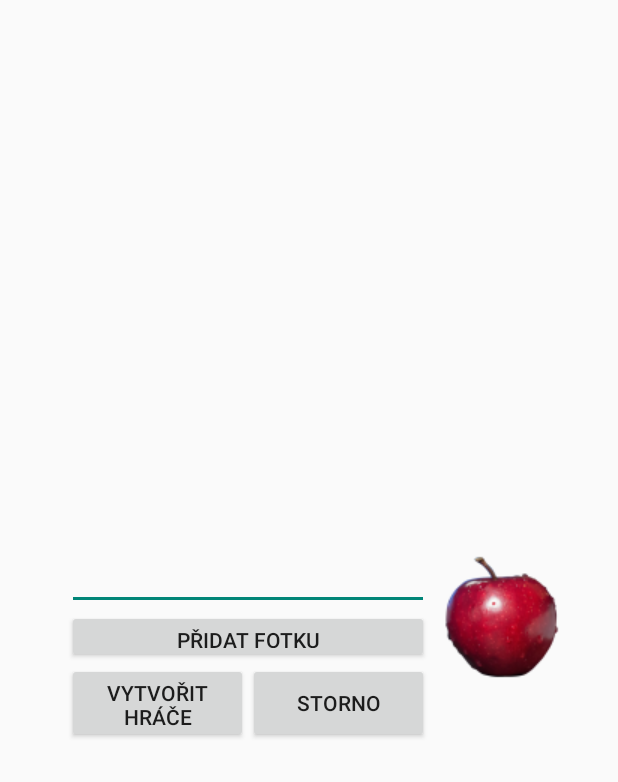
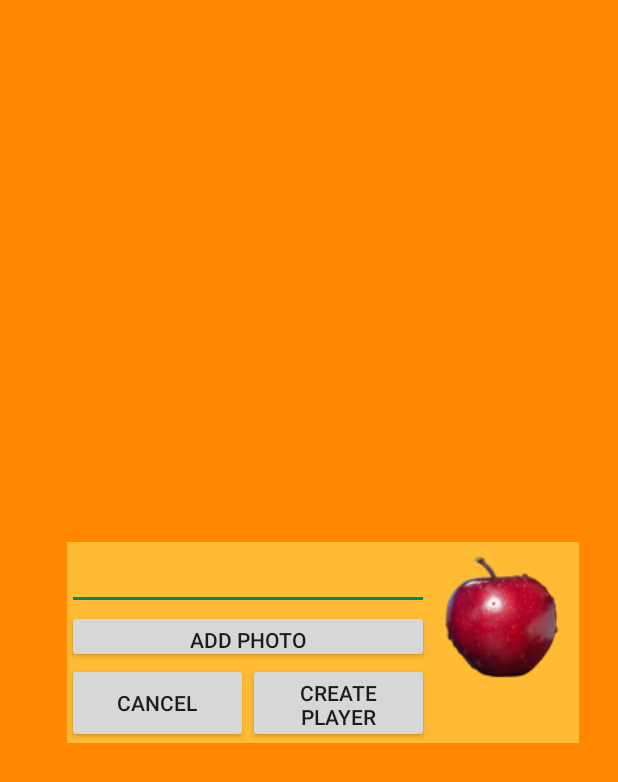
Before and after one commit to theazgra/FruitMatcher, an Android app: the AddPlayer screen opened directly, with no data from a screen before it, on a phone screen of 412 x 824 dp. Shown: the top 782 px of the screen. Run offline under Robolectric (Android 15) with nearby library versions, the light colour scheme and no system bars.

Commit message:
Fixed mix of english and czech labels

```diff
--- a/FruitMatcher/app/src/main/java/com/example/vojtch/fruitmatcher/ExpandableLevelSelectAdapter.java
+++ b/FruitMatcher/app/src/main/java/com/example/vojtch/fruitmatcher/ExpandableLevelSelectAdapter.java
@@ -61,8 +61,8 @@ public class ExpandableLevelSelectAdapter extends BaseExpandableListAdapter {
         TextView orange = (TextView) convertView.findViewById(R.id.lbOrange);
         TextView strawberry = (TextView) convertView.findViewById(R.id.lbStrawberry);
 
-        timeLimit.setText("Časový limit: " + String.valueOf(lvl.getTimeLimit()));
-        tileLimit.setText("Počet políček: " + String.valueOf(lvl.getTileCount()));
+        timeLimit.setText("Time limit: " + String.valueOf(lvl.getTimeLimit()));
+        tileLimit.setText("Tile count: " + String.valueOf(lvl.getTileCount()));
         apple.setText(String.valueOf(lvl.getAppleCount()));
         banana.setText(String.valueOf(lvl.getBananaCount()));
         blueberry.setText(String.valueOf(lvl.getBlueberryCount()));
--- a/FruitMatcher/app/src/main/java/com/example/vojtch/fruitmatcher/GameEngine/Renderer.java
+++ b/FruitMatcher/app/src/main/java/com/example/vojtch/fruitmatcher/GameEngine/Renderer.java
@@ -1,7 +1,6 @@
 package com.example.vojtch.fruitmatcher.GameEngine;
 
 
-import android.content.Context;
 import android.content.res.Resources;
 import android.graphics.Bitmap;
 import android.graphics.Canvas;
@@ -10,7 +9,6 @@ import android.graphics.Paint;
 import android.graphics.Point;
 import android.graphics.Rect;
 import android.graphics.drawable.Drawable;
-import android.support.constraint.ConstraintLayout;
 import android.util.Log;
 
 import com.example.vojtch.fruitmatcher.Database.DatabaseEntity.LevelInfo;
@@ -18,8 +16,6 @@ import com.example.vojtch.fruitmatcher.R;
 
 import java.util.ArrayList;
 import java.util.Random;
-import java.util.concurrent.CompletionService;
-import java.util.logging.Level;
 
 public class Renderer {
 
@@ -203,7 +199,7 @@ public class Renderer {
                     (Constants.QUEST_PANEL_HEIGH/2) + 10.0f, this.textPaint);
         }
 
-        this.questCanvas.drawText("Number of ripening fruit: " + String.valueOf(levelInfo.getTileCount()),
+        this.questCanvas.drawText("Number of ripening fruits: " + String.valueOf(levelInfo.getTileCount()),
                 50, (Constants.QUEST_PANEL_HEIGH - 20.0f), this.textPaint);
     }
 
--- a/FruitMatcher/app/src/main/java/com/example/vojtch/fruitmatcher/LevelSelect.java
+++ b/FruitMatcher/app/src/main/java/com/example/vojtch/fruitmatcher/LevelSelect.java
@@ -87,7 +87,7 @@ public class LevelSelect extends Activity {
         List<LevelInfo> levels = db.getLevels();
 
         for (LevelInfo lvl : levels){
-            String lvlName = lvl.getLevelId() + ". Úroveň";
+            String lvlName = "Level " + String.valueOf(lvl.getLevelId());
             levelHeaders.add(lvlName);
             listDetail.put(lvlName, lvl);
         }
@@ -99,7 +99,7 @@ public class LevelSelect extends Activity {
 
     private void startLevel(LevelInfo level){
         if (level.getLevelId() > playerInfo.getMaxLevel() + 1){
-            Toast.makeText(this, "Nepřístupné", Toast.LENGTH_SHORT).show();
+            Toast.makeText(this, "Access denied", Toast.LENGTH_SHORT).show();
             return;
         }
         Intent gameActivity = new Intent(this, CanvasActivity.class);
--- a/FruitMatcher/app/src/main/java/com/example/vojtch/fruitmatcher/PlayerAdapter.java
+++ b/FruitMatcher/app/src/main/java/com/example/vojtch/fruitmatcher/PlayerAdapter.java
@@ -61,9 +61,9 @@ public class PlayerAdapter extends ArrayAdapter<PlayerInfo> {
         }
 
         PlayerInfo playerInfo = players.get(position);
-        holder.lbName.setText("Hřáč: " + playerInfo.getName());
-        holder.lbMaxLevel.setText("Maximální dosažená úroveň: " + playerInfo.getMaxLevel());
-        holder.lbLastPlayed.setText("Naposledy hráno: " + playerInfo.getPlayed());
+        holder.lbName.setText("Player: " + playerInfo.getName());
+        holder.lbMaxLevel.setText("Maximal level: " + playerInfo.getMaxLevel());
+        holder.lbLastPlayed.setText("Last played: " + playerInfo.getPlayed());
         holder.playerImg.setImageBitmap(playerInfo.getPlayerImg());
 
 
--- a/FruitMatcher/app/src/main/java/com/example/vojtch/fruitmatcher/PlayerSelect.java
+++ b/FruitMatcher/app/src/main/java/com/example/vojtch/fruitmatcher/PlayerSelect.java
@@ -41,7 +41,7 @@ public class PlayerSelect extends Activity {
 
                 PlayerInfo player = (PlayerInfo)adapterView.getItemAtPosition(position);
                 ((FruitMatcherApp)getApplication()).setPlayerId(player.getId());
-                Toast.makeText(getApplicationContext(), "Zvolen hráč " + player.getName(), Toast.LENGTH_SHORT).show();
+                Toast.makeText(getApplicationContext(), "Selected player " + player.getName(), Toast.LENGTH_SHORT).show();
 
                 setResult(RESULT_OK);
                 finish();
--- a/FruitMatcher/app/src/main/res/layout/activity_add_player.xml
+++ b/FruitMatcher/app/src/main/res/layout/activity_add_player.xml
@@ -4,7 +4,8 @@
     xmlns:tools="http://schemas.android.com/tools"
     android:layout_width="match_parent"
     android:layout_height="match_parent"
-    tools:context="com.example.vojtch.fruitmatcher.AddPlayer">
+    tools:context="com.example.vojtch.fruitmatcher.AddPlayer"
+    android:background="@android:color/holo_orange_dark">
 
     <LinearLayout
         android:layout_width="341dp"
@@ -16,7 +17,8 @@
         app:layout_constraintHorizontal_bias="0.666"
         app:layout_constraintLeft_toLeftOf="parent"
         app:layout_constraintRight_toRightOf="parent"
-        app:layout_constraintTop_toTopOf="parent">
+        app:layout_constraintTop_toTopOf="parent"
+        android:background="@android:color/holo_orange_light">
 
         <LinearLayout
             android:layout_width="match_parent"
@@ -37,7 +39,7 @@
                 android:layout_width="match_parent"
                 android:layout_height="35dp"
                 android:onClick="onAddImgClick"
-                android:text="Přidat fotku" />
+                android:text="Add photo" />
 
             <LinearLayout
                 android:layout_width="match_parent"
@@ -45,21 +47,21 @@
                 android:orientation="horizontal">
 
                 <Button
+                    android:id="@+id/btnCancel"
+                    android:layout_width="match_parent"
+                    android:layout_height="match_parent"
+                    android:layout_weight="1"
+                    android:onClick="onCancelClick"
+                    android:text="Cancel"
+                    android:textAlignment="center" />
+
+                <Button
                     android:id="@+id/btnSavePlayer"
                     android:layout_width="match_parent"
                     android:layout_height="match_parent"
                     android:layout_weight="1"
                     android:onClick="onSavePlayerClick"
-                    android:text="Vytvořit hráče"
-                    android:textAlignment="center" />
-
-                <Button
-                    android:id="@+id/btnCancel"
-                    android:layout_width="match_parent"
-                    android:layout_height="match_parent"
-                    android:layout_weight="1"
-                    android:onClick="onCancelClick"
-                    android:text="Storno"
+                    android:text="Create Player"
                     android:textAlignment="center" />
             </LinearLayout>
 
--- a/FruitMatcher/app/src/main/res/layout/activity_players.xml
+++ b/FruitMatcher/app/src/main/res/layout/activity_players.xml
@@ -17,7 +17,7 @@
         android:layout_marginRight="8dp"
         android:layout_marginStart="8dp"
         android:onClick="onAddPlayerClick"
-        android:text="Přidat hráče"
+        android:text="Add player"
         app:layout_constraintBottom_toBottomOf="parent"
         app:layout_constraintHorizontal_bias="0.968"
         app:layout_constraintLeft_toLeftOf="parent"
--- a/FruitMatcher/app/src/main/res/layout/level_detail.xml
+++ b/FruitMatcher/app/src/main/res/layout/level_detail.xml
@@ -50,7 +50,7 @@
                 android:layout_width="wrap_content"
                 android:layout_height="wrap_content"
                 android:layout_weight="1"
-                android:text="Cíl úrovně"
+                android:text="Level goal"
                 android:textAlignment="center"
                 android:textColor="@android:color/black"
                 android:textStyle="bold" />
--- a/FruitMatcher/app/src/main/res/layout/level_header.xml
+++ b/FruitMatcher/app/src/main/res/layout/level_header.xml
@@ -17,6 +17,6 @@
         android:textColor="?android:attr/colorForegroundInverse"
         android:textSize="17dp"
         android:textStyle="bold"
-        tools:text="1. Úroveň" />
+        tools:text="Level 1" />
 
 </LinearLayout>
```
Also changed, not shown: FruitMatcher/app/src/main/java/com/example/vojtch/fruitmatcher/MainActivity.java (+6 -6 lines), 5 other files.
